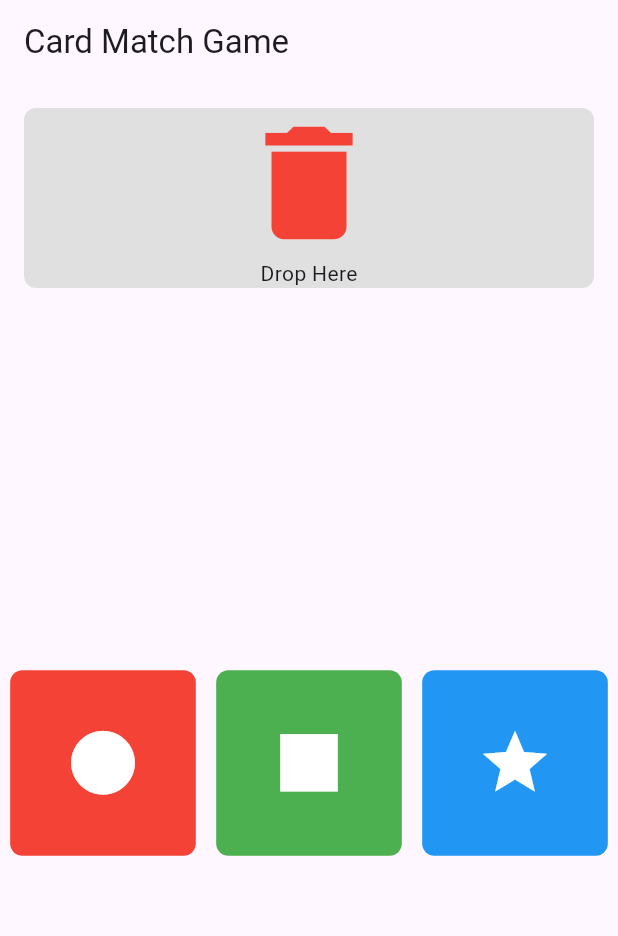
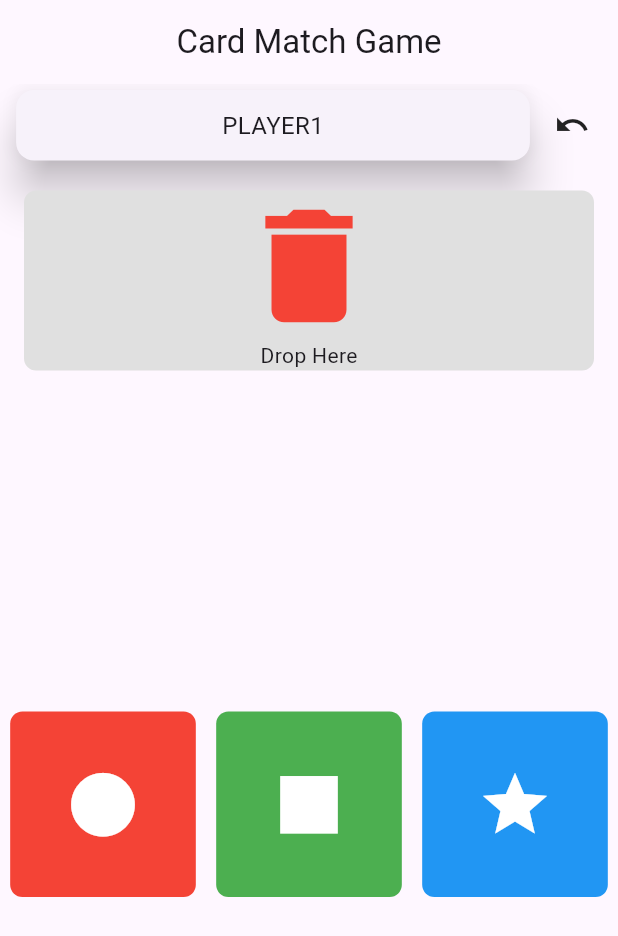
Before and after one commit to Hari-Nikesh-R/frisky_cards, a Flutter app: the screen it shows after launch, on a phone screen of 412 x 824 dp. Shown: the top 936 px of the screen. Run offline on Flutter 3.47's test engine with Material 3 defaults, Android fonts, the phone set to English and light mode, and no system bars; our stand-ins replace confetti, get_it.

Commit message:
Added player turn card

```diff
--- a/lib/game_logic.dart
+++ b/lib/game_logic.dart
@@ -9,9 +9,9 @@ class GameLogic {
   ];
 
   List<CardData> player2Cards = [
-    CardData(color: Colors.orange, shape: Icons.circle),
-    CardData(color: Colors.purple, shape: Icons.star),
-    CardData(color: Colors.yellow, shape: Icons.square),
+    CardData(color: Colors.red, shape: Icons.circle),
+    CardData(color: Colors.blue, shape: Icons.star),
+    CardData(color: Colors.green, shape: Icons.square),
   ];
 
   List<CardData> dustbinCards = [];
@@ -36,9 +36,22 @@ class GameLogic {
     return false;
   }
 
+  void endGame() {}
+
+  void undoCards() {
+    var card = dustbinCards.last;
+
+    if (currentPlayer == 'player1') {
+      player2Cards.add(card);
+    } else {
+      player1Cards.add(card);
+    }
+  }
+
   void triggerCelebration() {
     celebrate = true;
-    Future.delayed(Duration(seconds: 2), () {
+    dustbinCards = [];
+    Future.delayed(const Duration(seconds: 2), () {
       celebrate = false;
     });
   }
--- a/lib/main.dart
+++ b/lib/main.dart
@@ -1,3 +1,4 @@
+import 'package:flutter/cupertino.dart';
 import 'package:flutter/material.dart';
 import 'package:frisky_card/view/card_widget.dart';
 import 'package:frisky_card/view/celebration_widget.dart';
@@ -6,10 +7,12 @@ import 'package:frisky_card/view/dustbin_widget.dart';
 import 'game_logic.dart';
 
 void main() {
-  runApp(CardMatchGame());
+  runApp(const CardMatchGame());
 }
 
 class CardMatchGame extends StatelessWidget {
+  const CardMatchGame({super.key});
+
   @override
   Widget build(BuildContext context) {
     return MaterialApp(
@@ -23,6 +26,8 @@ class CardMatchGame extends StatelessWidget {
 }
 
 class GameScreen extends StatefulWidget {
+  const GameScreen({super.key});
+
   @override
   _GameScreenState createState() => _GameScreenState();
 }
@@ -37,11 +42,11 @@ class _GameScreenState extends State<GameScreen> with TickerProviderStateMixin {
     super.initState();
     _player1Controller = AnimationController(
       vsync: this,
-      duration: Duration(seconds: 1),
+      duration: const Duration(seconds: 1),
     );
     _player2Controller = AnimationController(
       vsync: this,
-      duration: Duration(seconds: 1),
+      duration: const Duration(seconds: 1),
     );
     _player1Controller.repeat(reverse: true);
   }
@@ -77,13 +82,30 @@ class _GameScreenState extends State<GameScreen> with TickerProviderStateMixin {
   @override
   Widget build(BuildContext context) {
     return Scaffold(
-      appBar: AppBar(
-        title: Text('Card Match Game'),
-      ),
+      appBar: AppBar(title: const Text('Card Match Game'), centerTitle: true),
       body: Stack(
         children: [
           Column(
             children: [
+              Row(
+                mainAxisAlignment: MainAxisAlignment.center,
+                children: [
+                  Card(
+                    elevation: 12,
+                    child: Padding(
+                        padding: EdgeInsets.symmetric(
+                            horizontal: MediaQuery.of(context).size.width / 3,
+                            vertical: 12),
+                        child: Text(
+                          _gameLogic.currentPlayer.toUpperCase(),
+                          style: const TextStyle(fontSize: 16),
+                        )),
+                  ),
+                  Padding(padding: const EdgeInsets.symmetric(horizontal: 12), child: GestureDetector(onTap:() {
+                    _gameLogic.undoCards();
+                  }, child: const Icon(Icons.undo)))
+                ],
+              ),
               Expanded(
                 child: DragTarget<CardData>(
                   builder: (context, candidateData, rejectedData) {
@@ -91,24 +113,25 @@ class _GameScreenState extends State<GameScreen> with TickerProviderStateMixin {
                       cards: _gameLogic.dustbinCards,
                     );
                   },
-                  onAccept: (card) {
-                    _handleCardDropped(card, _gameLogic.currentPlayer);
+                  onAcceptWithDetails: (card) {
+                    _handleCardDropped(card.data, _gameLogic.currentPlayer);
                     _switchPlayer();
                   },
                 ),
               ),
-              _gameLogic.currentPlayer == 'player1' ?
-              Expanded(
+              _gameLogic.currentPlayer == 'player1'
+                  ? Expanded(
                       child: GridView.builder(
-                  gridDelegate: SliverGridDelegateWithFixedCrossAxisCount(
+                        gridDelegate:
+                            const SliverGridDelegateWithFixedCrossAxisCount(
                           crossAxisCount: 3,
                         ),
                         itemCount: _gameLogic.player1Cards.length,
                         itemBuilder: (context, index) {
                           final card = _gameLogic.player1Cards[index];
                           return ScaleTransition(
-                      scale:
-                          _player1Controller.drive(Tween(begin: 1.0, end: 1.1)),
+                            scale: _player1Controller
+                                .drive(Tween(begin: 1.0, end: 1.1)),
                             child: Draggable<CardData>(
                               data: card,
                               child: CardWidget(card: card),
@@ -118,18 +141,19 @@ class _GameScreenState extends State<GameScreen> with TickerProviderStateMixin {
                           );
                         },
                       ),
-              ) :
-              Expanded(
+                    )
+                  : Expanded(
                       child: GridView.builder(
-                  gridDelegate: SliverGridDelegateWithFixedCrossAxisCount(
+                        gridDelegate:
+                            const SliverGridDelegateWithFixedCrossAxisCount(
                           crossAxisCount: 3,
                         ),
                         itemCount: _gameLogic.player2Cards.length,
                         itemBuilder: (context, index) {
                           final card = _gameLogic.player2Cards[index];
                           return ScaleTransition(
-                      scale:
-                          _player2Controller.drive(Tween(begin: 1.0, end: 1.1)),
+                            scale: _player2Controller
+                                .drive(Tween(begin: 1.0, end: 1.1)),
                             child: Draggable<CardData>(
                               data: card,
                               child: CardWidget(card: card),
@@ -143,7 +167,7 @@ class _GameScreenState extends State<GameScreen> with TickerProviderStateMixin {
             ],
           ),
           if (_gameLogic.celebrate)
-            Center(
+            const Center(
               child: CelebrationWidget(),
             ),
         ],
--- a/pubspec.yaml
+++ b/pubspec.yaml
@@ -35,6 +35,7 @@ dependencies:
   package_info_plus: ^4.0.2
   provider: ^6.0.5
   confetti: ^0.7.0
+  http: ^1.2.1
 
 
   # The following adds the Cupertino Icons font to your application.
```
Also changed, not shown: lib/view/celebration_widget.dart (+3 -20 lines), pubspec.lock. Lines whose indentation alone changed are shown as unchanged.
